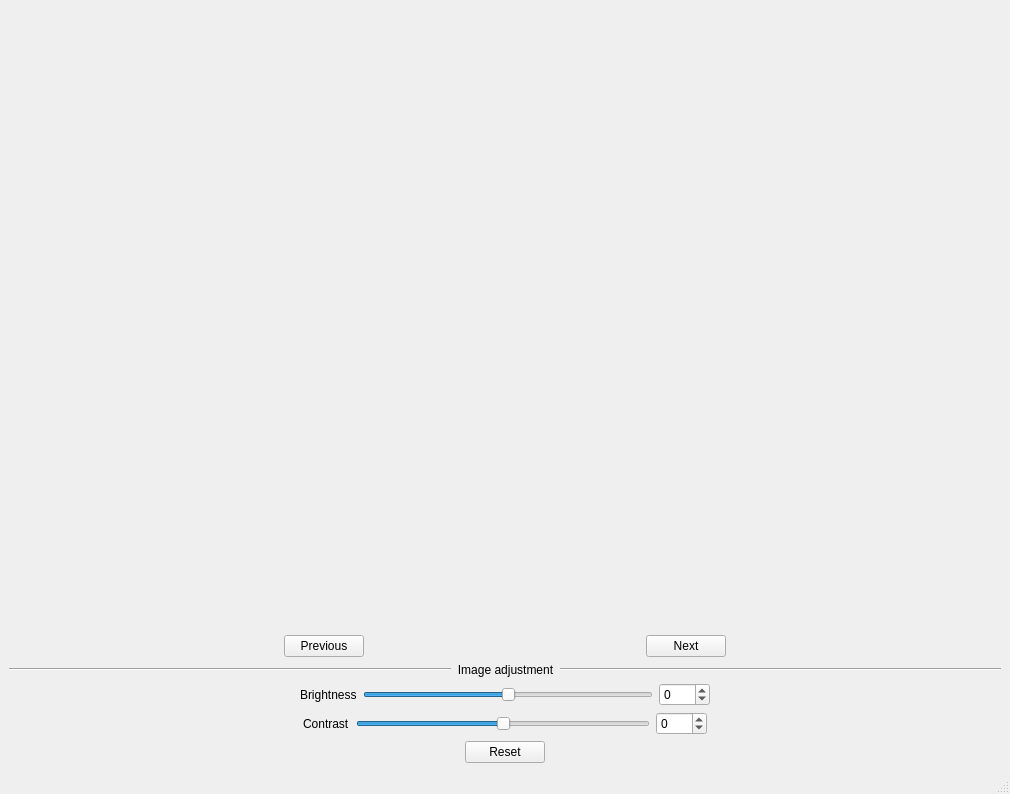
Above: ImgDock.ui from xujialiu/ETDR-grading-app before the change. Below: the same form after it.
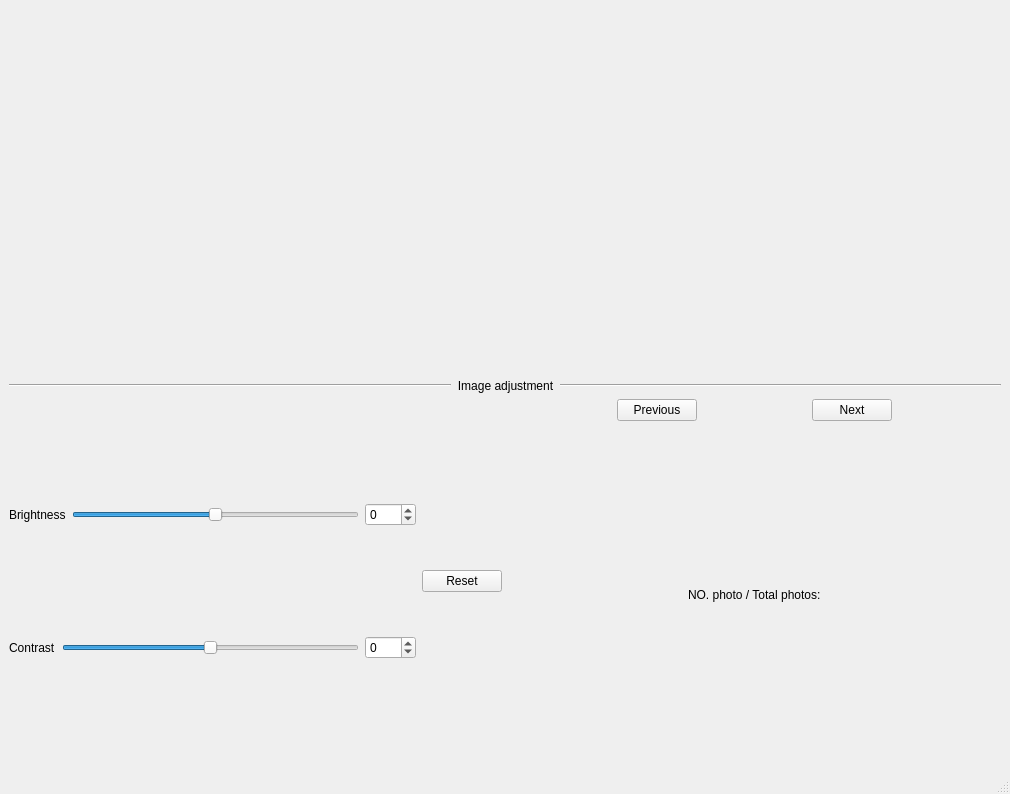
That is the form after the change.

Commit message: feat: add label_num_photo and rearrange layout

Diff of the .ui file:
```diff
--- a/ImgDock.ui
+++ b/ImgDock.ui
@@ -20,94 +20,6 @@
       <item>
        <widget class="QWidget" name="widget_img" native="true"/>
       </item>
-      <item>
-       <layout class="QVBoxLayout" name="verticalLayout">
-        <item>
-         <layout class="QHBoxLayout" name="horizontalLayout">
-          <item>
-           <spacer name="horizontalSpacer">
-            <property name="orientation">
-             <enum>Qt::Horizontal</enum>
-            </property>
-            <property name="sizeHint" stdset="0">
-             <size>
-              <width>40</width>
-              <height>20</height>
-             </size>
-            </property>
-           </spacer>
-          </item>
-          <item>
-           <widget class="QPushButton" name="pushButton_previous">
-            <property name="enabled">
-             <bool>true</bool>
-            </property>
-            <property name="sizePolicy">
-             <sizepolicy hsizetype="Preferred" vsizetype="Fixed">
-              <horstretch>0</horstretch>
-              <verstretch>0</verstretch>
-             </sizepolicy>
-            </property>
-            <property name="minimumSize">
-             <size>
-              <width>0</width>
-              <height>0</height>
-             </size>
-            </property>
-            <property name="text">
-             <string>Previous</string>
-            </property>
-           </widget>
-          </item>
-          <item>
-           <spacer name="horizontalSpacer_2">
-            <property name="orientation">
-             <enum>Qt::Horizontal</enum>
-            </property>
-            <property name="sizeHint" stdset="0">
-             <size>
-              <width>40</width>
-              <height>20</height>
-             </size>
-            </property>
-           </spacer>
-          </item>
-          <item>
-           <widget class="QPushButton" name="pushButton_next">
-            <property name="sizePolicy">
-             <sizepolicy hsizetype="Preferred" vsizetype="Fixed">
-              <horstretch>0</horstretch>
-              <verstretch>0</verstretch>
-             </sizepolicy>
-            </property>
-            <property name="minimumSize">
-             <size>
-              <width>0</width>
-              <height>0</height>
-             </size>
-            </property>
-            <property name="text">
-             <string>Next</string>
-            </property>
-           </widget>
-          </item>
-          <item>
-           <spacer name="horizontalSpacer_3">
-            <property name="orientation">
-             <enum>Qt::Horizontal</enum>
-            </property>
-            <property name="sizeHint" stdset="0">
-             <size>
-              <width>40</width>
-              <height>20</height>
-             </size>
-            </property>
-           </spacer>
-          </item>
-         </layout>
-        </item>
-       </layout>
-      </item>
       <item>
        <layout class="QHBoxLayout" name="horizontalLayout_4">
         <item>
@@ -149,22 +61,13 @@
        </layout>
       </item>
       <item>
+       <layout class="QHBoxLayout" name="horizontalLayout_6">
+        <item>
+         <layout class="QHBoxLayout" name="horizontalLayout_5">
+          <item>
        <layout class="QVBoxLayout" name="verticalLayout_2">
         <item>
          <layout class="QHBoxLayout" name="horizontalLayout_2">
-          <item>
-           <spacer name="horizontalSpacer_4">
-            <property name="orientation">
-             <enum>Qt::Horizontal</enum>
-            </property>
-            <property name="sizeHint" stdset="0">
-             <size>
-              <width>40</width>
-              <height>20</height>
-             </size>
-            </property>
-           </spacer>
-          </item>
           <item>
            <widget class="QLabel" name="label">
             <property name="text">
@@ -195,36 +98,10 @@
             </property>
            </widget>
           </item>
-          <item>
-           <spacer name="horizontalSpacer_5">
-            <property name="orientation">
-             <enum>Qt::Horizontal</enum>
-            </property>
-            <property name="sizeHint" stdset="0">
-             <size>
-              <width>40</width>
-              <height>20</height>
-             </size>
-            </property>
-           </spacer>
-          </item>
          </layout>
         </item>
         <item>
          <layout class="QHBoxLayout" name="horizontalLayout_3">
-          <item>
-           <spacer name="horizontalSpacer_6">
-            <property name="orientation">
-             <enum>Qt::Horizontal</enum>
-            </property>
-            <property name="sizeHint" stdset="0">
-             <size>
-              <width>40</width>
-              <height>20</height>
-             </size>
-            </property>
-           </spacer>
-          </item>
           <item>
            <widget class="QLabel" name="label_2">
             <property name="text">
@@ -258,37 +135,9 @@
             </property>
            </widget>
           </item>
-          <item>
-           <spacer name="horizontalSpacer_7">
-            <property name="orientation">
-             <enum>Qt::Horizontal</enum>
-            </property>
-            <property name="sizeHint" stdset="0">
-             <size>
-              <width>40</width>
-              <height>20</height>
-             </size>
-            </property>
-           </spacer>
-          </item>
          </layout>
         </item>
        </layout>
-      </item>
-      <item>
-       <layout class="QHBoxLayout" name="horizontalLayout_5">
-        <item>
-         <spacer name="horizontalSpacer_8">
-          <property name="orientation">
-           <enum>Qt::Horizontal</enum>
-          </property>
-          <property name="sizeHint" stdset="0">
-           <size>
-            <width>40</width>
-            <height>20</height>
-           </size>
-          </property>
-         </spacer>
         </item>
         <item>
          <widget class="QPushButton" name="pushButton_img_reset">
@@ -297,8 +146,14 @@
           </property>
          </widget>
         </item>
+         </layout>
+        </item>
         <item>
-         <spacer name="horizontalSpacer_9">
+         <layout class="QVBoxLayout" name="verticalLayout">
+          <item>
+           <layout class="QHBoxLayout" name="horizontalLayout">
+            <item>
+             <spacer name="horizontalSpacer">
           <property name="orientation">
            <enum>Qt::Horizontal</enum>
           </property>
@@ -309,6 +164,114 @@
            </size>
           </property>
          </spacer>
+            </item>
+            <item>
+             <widget class="QPushButton" name="pushButton_previous">
+              <property name="enabled">
+               <bool>true</bool>
+              </property>
+              <property name="sizePolicy">
+               <sizepolicy hsizetype="Preferred" vsizetype="Fixed">
+                <horstretch>0</horstretch>
+                <verstretch>0</verstretch>
+               </sizepolicy>
+              </property>
+              <property name="minimumSize">
+               <size>
+                <width>0</width>
+                <height>0</height>
+               </size>
+              </property>
+              <property name="text">
+               <string>Previous</string>
+              </property>
+             </widget>
+            </item>
+            <item>
+             <spacer name="horizontalSpacer_2">
+              <property name="orientation">
+               <enum>Qt::Horizontal</enum>
+              </property>
+              <property name="sizeHint" stdset="0">
+               <size>
+                <width>40</width>
+                <height>20</height>
+               </size>
+              </property>
+             </spacer>
+            </item>
+            <item>
+             <widget class="QPushButton" name="pushButton_next">
+              <property name="sizePolicy">
+               <sizepolicy hsizetype="Preferred" vsizetype="Fixed">
+                <horstretch>0</horstretch>
+                <verstretch>0</verstretch>
+               </sizepolicy>
+              </property>
+              <property name="minimumSize">
+               <size>
+                <width>0</width>
+                <height>0</height>
+               </size>
+              </property>
+              <property name="text">
+               <string>Next</string>
+              </property>
+             </widget>
+            </item>
+            <item>
+             <spacer name="horizontalSpacer_3">
+              <property name="orientation">
+               <enum>Qt::Horizontal</enum>
+              </property>
+              <property name="sizeHint" stdset="0">
+               <size>
+                <width>40</width>
+                <height>20</height>
+               </size>
+              </property>
+             </spacer>
+            </item>
+           </layout>
+          </item>
+          <item>
+           <layout class="QHBoxLayout" name="horizontalLayout_7">
+            <item>
+             <spacer name="horizontalSpacer_4">
+              <property name="orientation">
+               <enum>Qt::Horizontal</enum>
+              </property>
+              <property name="sizeHint" stdset="0">
+               <size>
+                <width>40</width>
+                <height>20</height>
+               </size>
+              </property>
+             </spacer>
+            </item>
+            <item>
+             <widget class="QLabel" name="label_num_photo">
+              <property name="text">
+               <string>NO. photo / Total photos:</string>
+              </property>
+             </widget>
+            </item>
+            <item>
+             <spacer name="horizontalSpacer_5">
+              <property name="orientation">
+               <enum>Qt::Horizontal</enum>
+              </property>
+              <property name="sizeHint" stdset="0">
+               <size>
+                <width>40</width>
+                <height>20</height>
+               </size>
+              </property>
+             </spacer>
+            </item>
+           </layout>
+          </item>
+         </layout>
         </item>
        </layout>
       </item>
```
Lines whose indentation alone changed are shown as unchanged. The commit also changes 1 other file.
